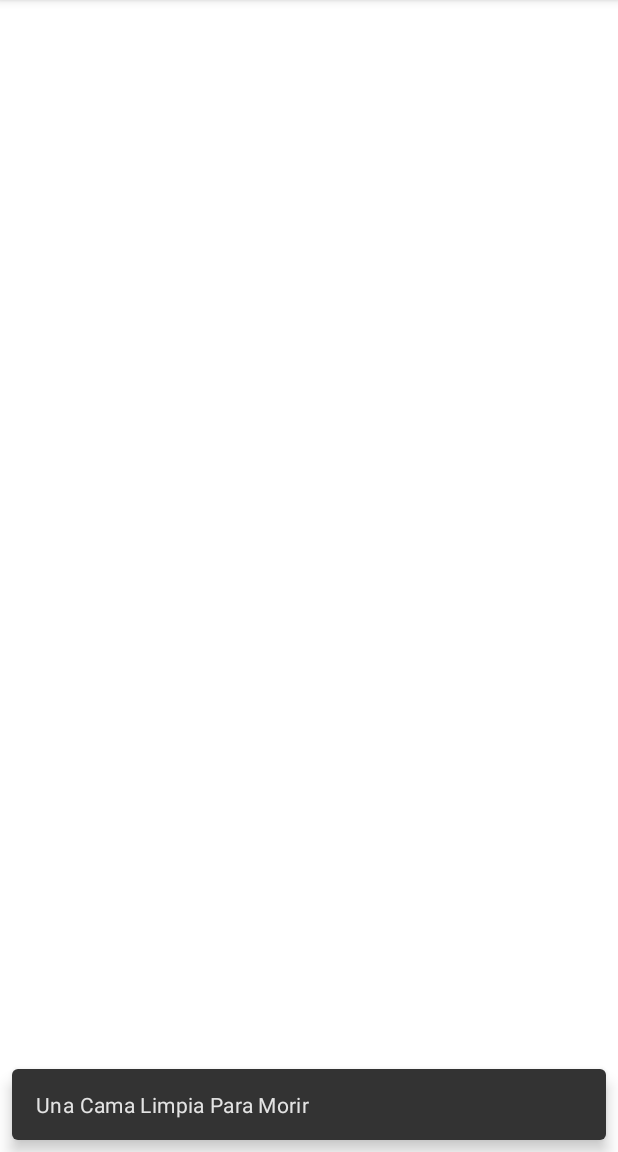
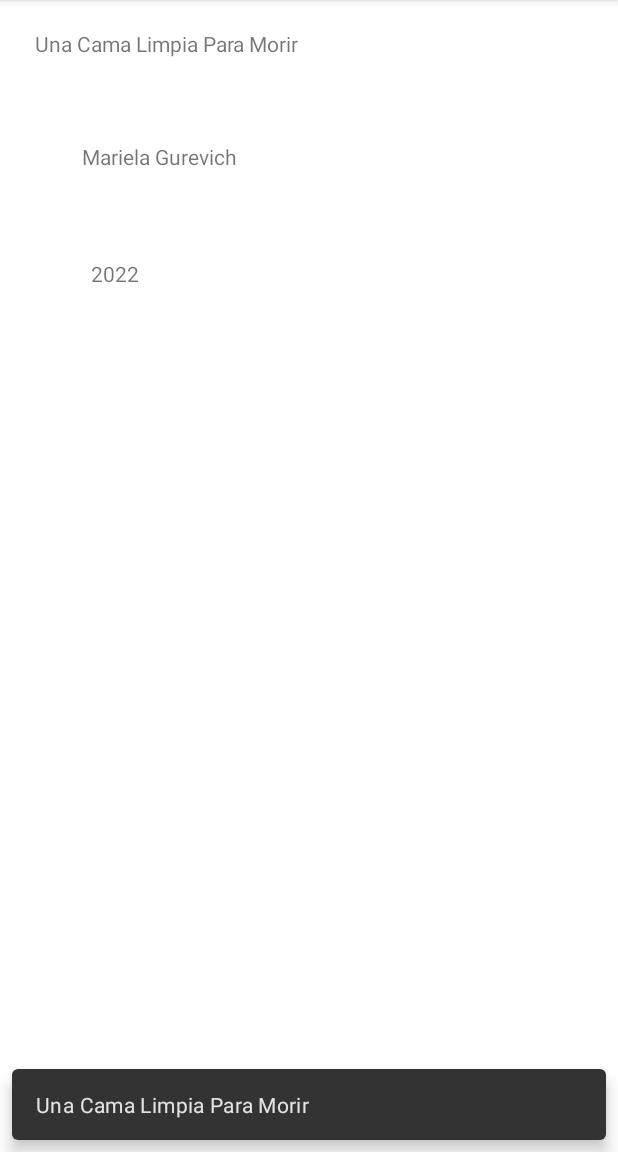
Before and after one commit to maeterriUTN/booklist, an Android app: the screen it shows after launch (MainActivity), after a tap on "Mariela Gurevich", on a phone screen of 412 x 824 dp, the part 84-1236 px from its top. Run offline under Robolectric (Android 15) with nearby library versions, the light colour scheme and no system bars; our stand-ins replace Room's generated code; 2 other taps on this screen came first.

Commit message:
Armando la segunda pantalla

```diff
--- a/app/src/main/java/com/utn/booklist/fragments/BookDetailFragment.kt
+++ b/app/src/main/java/com/utn/booklist/fragments/BookDetailFragment.kt
@@ -6,6 +6,7 @@ import androidx.fragment.app.Fragment
 import android.view.LayoutInflater
 import android.view.View
 import android.view.ViewGroup
+import android.widget.TextView
 import com.google.android.material.snackbar.Snackbar
 import com.utn.booklist.R
 import com.utn.booklist.entities.AppDatabase
@@ -15,6 +16,10 @@ import com.utn.booklist.entities.UserDao
 class BookDetailFragment : Fragment() {
     var listOfBook : MutableList<Book>? = mutableListOf()
     var listOfBook2: MutableList<Book> = mutableListOf()
+    lateinit var txtTitle : TextView
+    lateinit var txtAuthor : TextView
+    lateinit var txtYear : TextView
+    lateinit var txtDescription : TextView
     lateinit var v : View
     var arg : Int = 0
     private var db: AppDatabase? = null
@@ -25,6 +30,12 @@ class BookDetailFragment : Fragment() {
         savedInstanceState: Bundle?
     ): View? {
         v = inflater.inflate(R.layout.fragment_book_detail, container, false)
+        txtAuthor=v.findViewById(R.id.txtAuthorDescription)
+        txtTitle=v.findViewById(R.id.txtTitleDescription)
+        txtYear=v.findViewById(R.id.txtYearDescription)
+        txtDescription=v.findViewById(R.id.txtDescription)
+
+
         return v
     }
 
@@ -35,6 +46,10 @@ class BookDetailFragment : Fragment() {
         arg = BookDetailFragmentArgs.fromBundle(requireArguments()).Argumento
         listOfBook = userDao?.getAll()
         listOfBook2=listOfBook!!
+        txtTitle.setText(listOfBook2[arg].title)
+        txtAuthor.setText(listOfBook2[arg].author)
+        txtYear.setText(listOfBook2[arg].year.toString())
+        txtDescription.setText(listOfBook2[arg].description)
         Snackbar.make(v, listOfBook2[arg].title, Snackbar.LENGTH_LONG).show()
 
     }
--- a/app/src/main/java/com/utn/booklist/fragments/BookListFragment.kt
+++ b/app/src/main/java/com/utn/booklist/fragments/BookListFragment.kt
@@ -48,7 +48,8 @@ class BookListFragment : Fragment() {
         userDao?.insertBook(Book(4,"Un mundo felíz","Aldous Huxley","","",1932))
         userDao?.insertBook(Book(5,"Sobre Heroes y Tumbas","Ernesto Sabato","","",1961))
         userDao?.insertBook(Book(6,"Las intermintencias de la Muerte","José Saramago","","",2005))
-        userDao?.insertBook(Book(7,"Libroprueba1","Juancho","","",1940))
+        userDao?.insertBook(Book(7,"Las venas abiertas de América Latina","Eduardo Galeano","","",1971))
+        userDao?.insertBook(Book(8,"El arte de la guerra","Tsun Tzu","","",-400))
         prueba2 = userDao?.getAll()
         prueba = prueba2!!
         //prueba = userDao?.fetchAllBooks()
--- a/app/src/main/res/layout/fragment_book_detail.xml
+++ b/app/src/main/res/layout/fragment_book_detail.xml
@@ -1,7 +1,45 @@
 <?xml version="1.0" encoding="utf-8"?>
 <androidx.constraintlayout.widget.ConstraintLayout xmlns:android="http://schemas.android.com/apk/res/android"
+    xmlns:app="http://schemas.android.com/apk/res-auto"
     xmlns:tools="http://schemas.android.com/tools"
     android:id="@+id/frameLayout"
     android:layout_width="match_parent"
     android:layout_height="match_parent"
-    tools:context=".fragments.BookDetailFragment" />
+    tools:context=".fragments.BookDetailFragment">
+
+    <TextView
+        android:id="@+id/txtTitleDescription"
+        android:layout_width="366dp"
+        android:layout_height="75dp"
+        android:text="Titulo"
+        app:layout_constraintEnd_toEndOf="parent"
+        app:layout_constraintStart_toStartOf="parent"
+        app:layout_constraintTop_toTopOf="parent" />
+
+    <TextView
+        android:id="@+id/txtAuthorDescription"
+        android:layout_width="303dp"
+        android:layout_height="78dp"
+        android:text="Autor"
+        app:layout_constraintEnd_toEndOf="@+id/txtTitleDescription"
+        app:layout_constraintStart_toStartOf="@+id/txtTitleDescription"
+        app:layout_constraintTop_toBottomOf="@+id/txtTitleDescription" />
+
+    <TextView
+        android:id="@+id/txtYearDescription"
+        android:layout_width="291dp"
+        android:layout_height="78dp"
+        android:text="Año"
+        app:layout_constraintEnd_toEndOf="@+id/txtAuthorDescription"
+        app:layout_constraintStart_toStartOf="@+id/txtAuthorDescription"
+        app:layout_constraintTop_toBottomOf="@+id/txtAuthorDescription" />
+
+    <TextView
+        android:id="@+id/txtDescription"
+        android:layout_width="261dp"
+        android:layout_height="78dp"
+        android:text="Descripción"
+        app:layout_constraintEnd_toEndOf="@+id/txtYearDescription"
+        app:layout_constraintStart_toStartOf="@+id/txtYearDescription"
+        app:layout_constraintTop_toBottomOf="@+id/txtYearDescription" />
+</androidx.constraintlayout.widget.ConstraintLayout>
```
